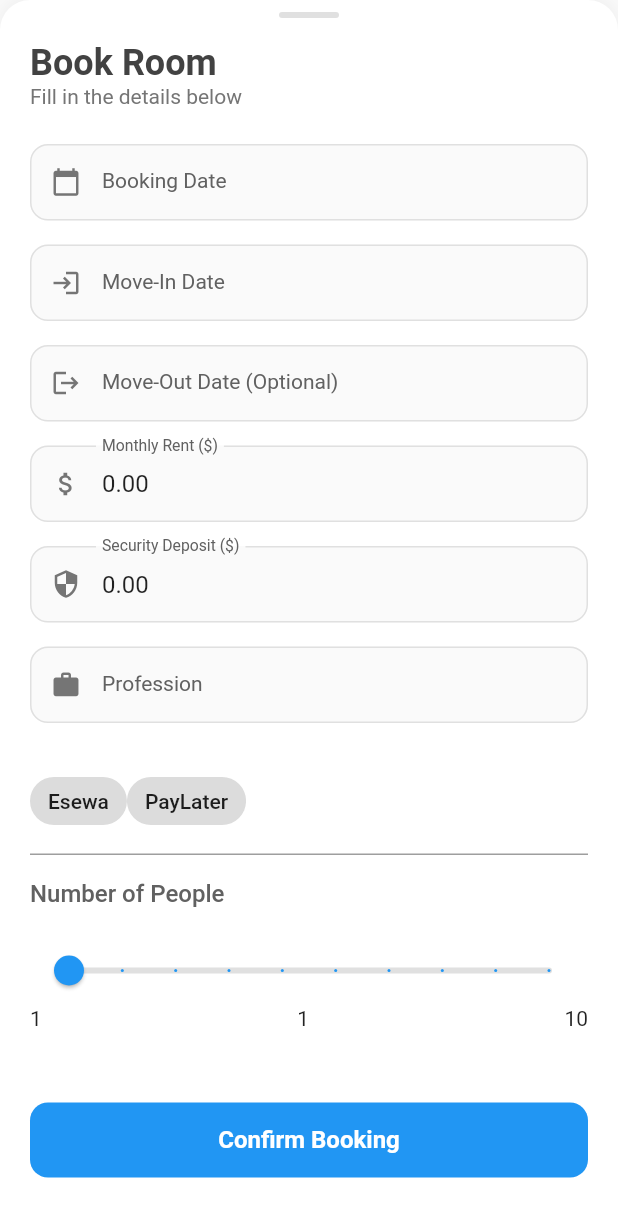
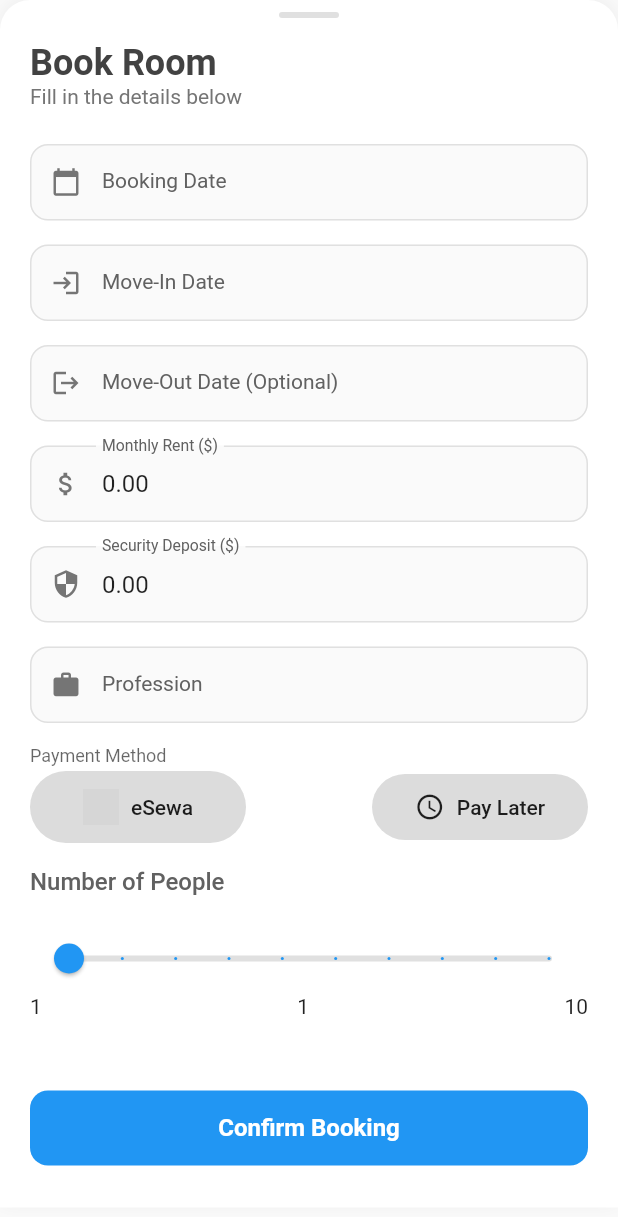
Before and after one commit to 919Umesh/daleDai, a Flutter app: the BookingBottomSheet widget shown alone on an empty page, opened directly with empty values, on a phone screen of 412 x 824 dp. Shown: the top 1217 px of the screen. Run offline on Flutter 3.47's test engine with Material 3 defaults, Android fonts, the phone set to English and light mode, and no system bars; drawn by our look-alikes of flutter_form_builder; our stand-ins replace cached_network_image, carousel_slider, connectivity_plus, dio, flutter_cache_manager, flutter_dotenv and 11 more; missing offline and left inert: nepali_utils; accounts and stored records are empty; network calls fail; statements that could not run were skipped; key blocks and very long unbroken strings in the code were emptied for the run; grey boxes are pictures that could not be loaded.

Commit message:
Chips Ui

```diff
--- a/lib/screen/room/ui/booking_bottom_sheet.dart
+++ b/lib/screen/room/ui/booking_bottom_sheet.dart
@@ -185,11 +185,63 @@ class _BookingBottomSheetState extends State<BookingBottomSheet> {
                 _buildSimpleField(
                     child: FormBuilderChoiceChips(
                   name: 'paymentMethods',
+                  decoration: const InputDecoration(
+                    labelText: 'Payment Method',
+                    border: InputBorder.none,
+                    contentPadding: EdgeInsets.zero,
+                  ),
+                  alignment: WrapAlignment.spaceBetween,
+                  spacing: 8,
+                  runSpacing: 8,
+                  selectedColor: Theme.of(context).colorScheme.primary,
                   options: [
-                    FormBuilderChipOption(value: 'Esewa'),
-                    FormBuilderChipOption(value: 'PayLater'),
+                    FormBuilderChipOption(
+                      value: 'Esewa',
+                      child: Container(
+                        width: 120,
+                        padding: const EdgeInsets.symmetric(
+                            horizontal: 12, vertical: 8),
+                        child: Row(
+                          mainAxisAlignment: MainAxisAlignment.center,
+                          children: [
+                            Image.asset(
+                              'assets/images/esewa.png', // Add your eSewa logo asset
+                              height: 24,
+                              width: 24,
+                            ),
+                            const SizedBox(width: 8),
+                            const Text(
+                              'eSewa',
+                              style: TextStyle(fontWeight: FontWeight.w500),
+                            ),
+                          ],
+                        ),
+                      ),
+                    ),
+                    FormBuilderChipOption(
+                      value: 'PayLater',
+                      child: Container(
+                        width: 120,
+                        padding: const EdgeInsets.symmetric(
+                            horizontal: 12, vertical: 8),
+                        child: const Row(
+                          mainAxisAlignment: MainAxisAlignment.center,
+                          children: [
+                            Icon(Icons.schedule, size: 20),
+                            SizedBox(width: 8),
+                            Text(
+                              'Pay Later',
+                              style: TextStyle(fontWeight: FontWeight.w500),
+                            ),
+                          ],
+                        ),
+                      ),
+                    ),
                   ],
-                ),),
+                  validator: FormBuilderValidators.required(
+                    errorText: 'Please select a payment method',
+                  ),
+                )),
 
                 // Number of People (Slider)
                 _buildSimpleField(
```
